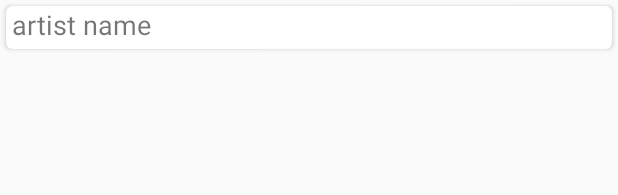
After one commit to deftone/MusicPlayer, an Android app: the layout card_view_album.xml on its own in the app's theme, with its tools: preview values and no code run, on a phone screen of 412 x 824 dp. The commit adds this screen. Shown: the top 195 px of the screen. Run offline under Robolectric (Android 15) with nearby library versions, the phone set to English and light mode, and no system bars.

```diff
--- a/app/build.gradle
+++ b/app/build.gradle
@@ -4,7 +4,7 @@ android {
     compileSdkVersion 27
     defaultConfig {
         applicationId "de.deftone.musicplayer"
-        minSdkVersion 24
+        minSdkVersion 26
         targetSdkVersion 27
         versionCode 1
         versionName "1.0"
--- a/app/src/main/java/de/deftone/musicplayer/service/MusicService.java
+++ b/app/src/main/java/de/deftone/musicplayer/service/MusicService.java
@@ -196,6 +196,10 @@ public class MusicService extends IntentService implements MediaPlayer.OnErrorLi
         player.seekTo(posn);
     }
 
+    //fuer inner loop: immer wieder bei stelle from anfangen zu spielen
+    public void setToFrom(int from) {
+        player.seekTo(from);
+    }
 
     /**
      * play, pause, next, prev funktionalitaet fuer den player, wird in PlayActivity aufgerufen
--- /dev/null
+++ b/app/src/main/res/layout/card_view_album.xml
@@ -0,0 +1,34 @@
+<?xml version="1.0" encoding="utf-8"?>
+<android.support.v7.widget.CardView xmlns:android="http://schemas.android.com/apk/res/android"
+    xmlns:card_view="http://schemas.android.com/apk/res-auto"
+    android:id="@+id/card_view"
+    android:layout_width="match_parent"
+    android:layout_height="wrap_content"
+    android:layout_margin="4dp"
+    card_view:cardCornerRadius="4dp"
+    card_view:cardElevation="2dp">
+
+    <LinearLayout
+        android:layout_width="match_parent"
+        android:layout_height="fill_parent"
+        android:orientation="vertical">
+
+
+        <TextView
+            android:id="@+id/card_view_album"
+            android:layout_width="match_parent"
+            android:layout_height="wrap_content"
+            android:layout_marginBottom="4dp"
+            android:textSize="18dp"
+            android:layout_marginLeft="4dp"
+            android:text="artist name" />
+
+        <!--<ImageView-->
+            <!--android:id="@+id/card_view_cover"-->
+            <!--android:layout_width="match_parent"-->
+            <!--android:layout_height="0dp"-->
+            <!--android:layout_weight="1.0"-->
+            <!--android:scaleType="centerCrop" />-->
+
+    </LinearLayout>
+</android.support.v7.widget.CardView>
--- /dev/null
+++ b/app/src/main/res/menu/menu_play.xml
@@ -0,0 +1,13 @@
+<menu xmlns:android="http://schemas.android.com/apk/res/android"
+    xmlns:app="http://schemas.android.com/apk/res-auto"
+    xmlns:tools="http://schemas.android.com/tools"
+    tools:context="de.deftone.musicplayer.activity.PlayActivity">
+
+    <item
+        android:id="@+id/inner_loop"
+        android:icon="@drawable/inner_loop"
+        android:orderInCategory="100"
+        android:title="@string/inner_looop"
+        app:showAsAction="always" />
+
+</menu>
--- a/app/src/main/res/values/strings.xml
+++ b/app/src/main/res/values/strings.xml
@@ -1,6 +1,7 @@
 <resources>
     <string name="app_name">MusicPlayer</string>
     <string name="action_settings">Settings</string>
+    <string name="inner_looop">Inner Loop</string>
     <string name="channel_name">Notification (Play/Pause/Prev/Next) Music Player</string>
     <string name="channel_description">Enable Play/Pause/Prev/Next from Notification</string>
 </resources>
```
Also changed, not shown: app/src/main/java/de/deftone/musicplayer/activity/PlayActivity.java (+89 -13 lines), app/src/main/res/layout/activity_play.xml (+46 -0 lines).
